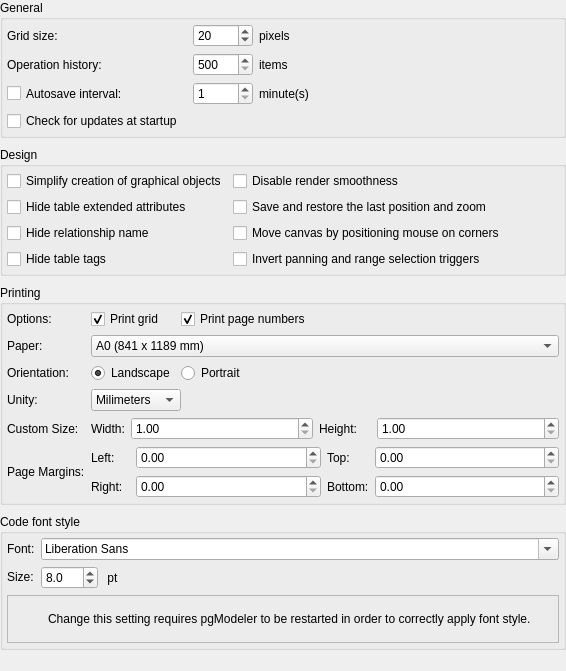
Old version of the form libpgmodeler_ui/ui/generalconfigwidget.ui in the repository pgmodeler/pgmodeler.
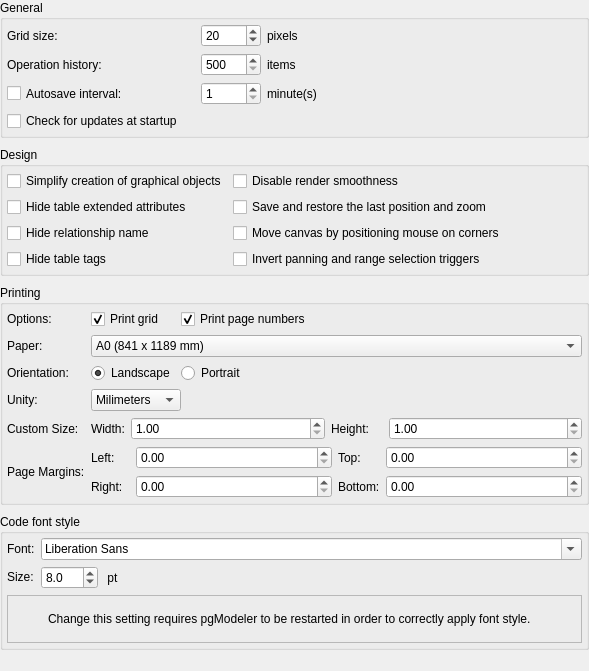
New version of the form. Icons and pictures are not drawn.

```diff
--- a/libpgmodeler_ui/ui/generalconfigwidget.ui
+++ b/libpgmodeler_ui/ui/generalconfigwidget.ui
@@ -6,7 +6,7 @@
    <rect>
     <x>0</x>
     <y>0</y>
-    <width>566</width>
+    <width>589</width>
     <height>671</height>
    </rect>
   </property>
@@ -35,12 +35,12 @@
    <property name="spacing">
     <number>9</number>
    </property>
-   <item row="0" column="0">
-    <widget class="QGroupBox" name="groupBox">
+   <item row="3" column="0">
+    <widget class="QGroupBox" name="code_font_gb">
      <property name="title">
-      <string>General</string>
+      <string>Code font style</string>
      </property>
-     <layout class="QGridLayout" name="gridLayout_2">
+     <layout class="QGridLayout" name="gridLayout_5">
       <property name="leftMargin">
        <number>4</number>
       </property>
@@ -53,243 +53,174 @@
       <property name="bottomMargin">
        <number>4</number>
       </property>
-      <item row="4" column="0">
-       <widget class="QCheckBox" name="check_upd_chk">
-        <property name="toolTip">
-         <string>Check if there is a new version on server</string>
+      <item row="2" column="0" colspan="2">
+       <widget class="QFrame" name="info_frm">
+        <property name="sizePolicy">
+         <sizepolicy hsizetype="Preferred" vsizetype="Fixed">
+          <horstretch>0</horstretch>
+          <verstretch>0</verstretch>
+         </sizepolicy>
         </property>
-        <property name="text">
-         <string>Check for updates at startup</string>
+        <property name="minimumSize">
+         <size>
+          <width>0</width>
+          <height>48</height>
+         </size>
         </property>
-        <property name="checked">
-         <bool>false</bool>
+        <property name="frameShape">
+         <enum>QFrame::StyledPanel</enum>
         </property>
+        <property name="frameShadow">
+         <enum>QFrame::Raised</enum>
+        </property>
+        <layout class="QGridLayout" name="gridLayout_4">
+         <property name="leftMargin">
+          <number>2</number>
+         </property>
+         <property name="topMargin">
+          <number>2</number>
+         </property>
+         <property name="rightMargin">
+          <number>2</number>
+         </property>
+         <property name="bottomMargin">
+          <number>2</number>
+         </property>
+         <item row="0" column="0">
+          <widget class="QLabel" name="label_2">
+           <property name="minimumSize">
+            <size>
+             <width>32</width>
+             <height>32</height>
+            </size>
+           </property>
+           <property name="maximumSize">
+            <size>
+             <width>32</width>
+             <height>32</height>
+            </size>
+           </property>
+           <property name="text">
+            <string/>
+           </property>
+           <property name="textFormat">
+            <enum>Qt::AutoText</enum>
+           </property>
+           <property name="pixmap">
+            <pixmap resource="../res/resources.qrc">:/icones/icones/msgbox_info.png</pixmap>
+           </property>
+          </widget>
+         </item>
+         <item row="0" column="1">
+          <widget class="QLabel" name="label_3">
+           <property name="font">
+            <font>
+             <weight>50</weight>
+             <italic>false</italic>
+             <bold>false</bold>
+             <underline>false</underline>
+             <strikeout>false</strikeout>
+             <kerning>true</kerning>
+            </font>
+           </property>
+           <property name="text">
+            <string>&lt;html&gt;&lt;head/&gt;&lt;body&gt;&lt;p&gt;Change this setting requires pgModeler to be restarted in order to correctly apply font style.&lt;/p&gt;&lt;/body&gt;&lt;/html&gt;</string>
+           </property>
+           <property name="wordWrap">
+            <bool>true</bool>
+           </property>
+           <property name="openExternalLinks">
+            <bool>true</bool>
+           </property>
+          </widget>
+         </item>
+        </layout>
        </widget>
       </item>
       <item row="1" column="0">
-       <widget class="QLabel" name="grid_size_lbl">
+       <widget class="QLabel" name="font_lbl_2">
         <property name="sizePolicy">
-         <sizepolicy hsizetype="Preferred" vsizetype="Preferred">
+         <sizepolicy hsizetype="Preferred" vsizetype="Fixed">
           <horstretch>0</horstretch>
           <verstretch>0</verstretch>
          </sizepolicy>
         </property>
-        <property name="minimumSize">
-         <size>
-          <width>120</width>
-          <height>0</height>
-         </size>
-        </property>
         <property name="text">
-         <string>Grid size:</string>
+         <string>Size:</string>
         </property>
        </widget>
       </item>
-      <item row="2" column="0">
-       <widget class="QLabel" name="oplist_size_lbl">
-        <property name="sizePolicy">
-         <sizepolicy hsizetype="Preferred" vsizetype="Preferred">
-          <horstretch>0</horstretch>
-          <verstretch>0</verstretch>
-         </sizepolicy>
-        </property>
-        <property name="minimumSize">
-         <size>
-          <width>120</width>
-          <height>0</height>
-         </size>
-        </property>
-        <property name="text">
-         <string>Operation history:</string>
-        </property>
-       </widget>
-      </item>
-      <item row="3" column="0">
-       <widget class="QCheckBox" name="autosave_interv_chk">
-        <property name="sizePolicy">
-         <sizepolicy hsizetype="Preferred" vsizetype="Preferred">
-          <horstretch>0</horstretch>
-          <verstretch>0</verstretch>
-         </sizepolicy>
-        </property>
-        <property name="minimumSize">
-         <size>
-          <width>160</width>
-          <height>0</height>
-         </size>
-        </property>
-        <property name="toolTip">
-         <string>The opened models will be saved periodically</string>
-        </property>
-        <property name="text">
-         <string>Autosave interval:</string>
-        </property>
-       </widget>
-      </item>
-      <item row="3" column="1" colspan="2">
-       <layout class="QHBoxLayout" name="horizontalLayout_2">
+      <item row="1" column="1">
+       <layout class="QHBoxLayout" name="horizontalLayout_5">
         <item>
-         <widget class="QSpinBox" name="autosave_interv_spb">
-          <property name="sizePolicy">
-           <sizepolicy hsizetype="Preferred" vsizetype="Fixed">
-            <horstretch>0</horstretch>
-            <verstretch>0</verstretch>
-           </sizepolicy>
-          </property>
-          <property name="minimumSize">
-           <size>
-            <width>60</width>
-            <height>0</height>
-           </size>
-          </property>
-          <property name="minimum">
+         <widget class="QDoubleSpinBox" name="font_size_spb">
+          <property name="decimals">
            <number>1</number>
           </property>
-          <property name="maximum">
-           <number>30</number>
-          </property>
-         </widget>
-        </item>
-        <item>
-         <widget class="QLabel" name="min_lbl">
-          <property name="sizePolicy">
-           <sizepolicy hsizetype="Expanding" vsizetype="Preferred">
-            <horstretch>0</horstretch>
-            <verstretch>0</verstretch>
-           </sizepolicy>
-          </property>
-          <property name="minimumSize">
-           <size>
-            <width>50</width>
-            <height>0</height>
-           </size>
-          </property>
-          <property name="maximumSize">
-           <size>
-            <width>16777215</width>
-            <height>16777215</height>
-           </size>
-          </property>
-          <property name="text">
-           <string>minute(s)</string>
-          </property>
-         </widget>
-        </item>
-       </layout>
-      </item>
-      <item row="2" column="1" colspan="2">
-       <layout class="QHBoxLayout" name="horizontalLayout_3">
-        <item>
-         <widget class="QSpinBox" name="oplist_size_spb">
-          <property name="sizePolicy">
-           <sizepolicy hsizetype="Minimum" vsizetype="Fixed">
-            <horstretch>0</horstretch>
-            <verstretch>0</verstretch>
-           </sizepolicy>
-          </property>
-          <property name="minimumSize">
-           <size>
-            <width>60</width>
-            <height>0</height>
-           </size>
-          </property>
           <property name="minimum">
-           <number>500</number>
+           <double>5.000000000000000</double>
           </property>
           <property name="maximum">
-           <number>1000</number>
-          </property>
-         </widget>
-        </item>
-        <item>
-         <widget class="QLabel" name="items_lbl">
-          <property name="sizePolicy">
-           <sizepolicy hsizetype="Expanding" vsizetype="Preferred">
-            <horstretch>0</horstretch>
-            <verstretch>0</verstretch>
-           </sizepolicy>
-          </property>
-          <property name="minimumSize">
-           <size>
-            <width>50</width>
-            <height>0</height>
-           </size>
-          </property>
-          <property name="maximumSize">
-           <size>
-            <width>16777215</width>
-            <height>16777215</height>
-           </size>
-          </property>
-          <property name="text">
-           <string>items</string>
-          </property>
-         </widget>
-        </item>
-       </layout>
-      </item>
-      <item row="1" column="1" colspan="2">
-       <layout class="QHBoxLayout" name="horizontalLayout_4">
-        <item>
-         <widget class="QSpinBox" name="grid_size_spb">
-          <property name="sizePolicy">
-           <sizepolicy hsizetype="Minimum" vsizetype="Fixed">
-            <horstretch>0</horstretch>
-            <verstretch>0</verstretch>
-           </sizepolicy>
-          </property>
-          <property name="minimumSize">
-           <size>
-            <width>60</width>
-            <height>0</height>
-           </size>
-          </property>
-          <property name="minimum">
-           <number>10</number>
-          </property>
-          <property name="maximum">
-           <number>100</number>
+           <double>100.000000000000000</double>
           </property>
           <property name="singleStep">
-           <number>1</number>
+           <double>0.500000000000000</double>
           </property>
           <property name="value">
-           <number>20</number>
+           <double>8.000000000000000</double>
           </property>
          </widget>
         </item>
         <item>
-         <widget class="QLabel" name="pixels_lbl">
-          <property name="sizePolicy">
-           <sizepolicy hsizetype="Expanding" vsizetype="Preferred">
-            <horstretch>0</horstretch>
-            <verstretch>0</verstretch>
-           </sizepolicy>
-          </property>
-          <property name="minimumSize">
-           <size>
-            <width>50</width>
-            <height>0</height>
-           </size>
-          </property>
-          <property name="maximumSize">
-           <size>
-            <width>16777215</width>
-            <height>16777215</height>
-           </size>
-          </property>
+         <widget class="QLabel" name="unity_lbl">
           <property name="text">
-           <string>pixels</string>
+           <string> pt</string>
           </property>
          </widget>
         </item>
+        <item>
+         <spacer name="horizontalSpacer">
+          <property name="orientation">
+           <enum>Qt::Horizontal</enum>
+          </property>
+          <property name="sizeHint" stdset="0">
+           <size>
+            <width>40</width>
+            <height>20</height>
+           </size>
+          </property>
+         </spacer>
+        </item>
        </layout>
       </item>
+      <item row="0" column="0">
+       <widget class="QLabel" name="font_lbl">
+        <property name="sizePolicy">
+         <sizepolicy hsizetype="Preferred" vsizetype="Fixed">
+          <horstretch>0</horstretch>
+          <verstretch>0</verstretch>
+         </sizepolicy>
+        </property>
+        <property name="text">
+         <string>Font:</string>
+        </property>
+       </widget>
+      </item>
+      <item row="0" column="1">
+       <widget class="QFontComboBox" name="font_cmb">
+        <property name="sizePolicy">
+         <sizepolicy hsizetype="Expanding" vsizetype="Fixed">
+          <horstretch>0</horstretch>
+          <verstretch>0</verstretch>
+         </sizepolicy>
+        </property>
+       </widget>
+      </item>
      </layout>
     </widget>
    </item>
    <item row="2" column="0">
-    <widget class="QGroupBox" name="groupBox_2">
+    <widget class="QGroupBox" name="printing_gb">
      <property name="title">
       <string>Printing</string>
      </property>
@@ -825,205 +756,8 @@
      </layout>
     </widget>
    </item>
-   <item row="3" column="0">
-    <widget class="QGroupBox" name="groupBox_3">
-     <property name="title">
-      <string>Code font style</string>
-     </property>
-     <layout class="QGridLayout" name="gridLayout_5">
-      <property name="leftMargin">
-       <number>4</number>
-      </property>
-      <property name="topMargin">
-       <number>4</number>
-      </property>
-      <property name="rightMargin">
-       <number>4</number>
-      </property>
-      <property name="bottomMargin">
-       <number>4</number>
-      </property>
-      <item row="2" column="0" colspan="2">
-       <widget class="QFrame" name="info_frm">
-        <property name="sizePolicy">
-         <sizepolicy hsizetype="Preferred" vsizetype="Fixed">
-          <horstretch>0</horstretch>
-          <verstretch>0</verstretch>
-         </sizepolicy>
-        </property>
-        <property name="minimumSize">
-         <size>
-          <width>0</width>
-          <height>48</height>
-         </size>
-        </property>
-        <property name="frameShape">
-         <enum>QFrame::StyledPanel</enum>
-        </property>
-        <property name="frameShadow">
-         <enum>QFrame::Raised</enum>
-        </property>
-        <layout class="QGridLayout" name="gridLayout_4">
-         <property name="leftMargin">
-          <number>2</number>
-         </property>
-         <property name="topMargin">
-          <number>2</number>
-         </property>
-         <property name="rightMargin">
-          <number>2</number>
-         </property>
-         <property name="bottomMargin">
-          <number>2</number>
-         </property>
-         <item row="0" column="0">
-          <widget class="QLabel" name="label_2">
-           <property name="minimumSize">
-            <size>
-             <width>32</width>
-             <height>32</height>
-            </size>
-           </property>
-           <property name="maximumSize">
-            <size>
-             <width>32</width>
-             <height>32</height>
-            </size>
-           </property>
-           <property name="text">
-            <string/>
-           </property>
-           <property name="textFormat">
-            <enum>Qt::AutoText</enum>
-           </property>
-           <property name="pixmap">
-            <pixmap resource="../res/resources.qrc">:/icones/icones/msgbox_info.png</pixmap>
-           </property>
-          </widget>
-         </item>
-         <item row="0" column="1">
-          <widget class="QLabel" name="label_3">
-           <property name="font">
-            <font>
-             <weight>50</weight>
-             <italic>false</italic>
-             <bold>false</bold>
-             <underline>false</underline>
-             <strikeout>false</strikeout>
-             <kerning>true</kerning>
-            </font>
-           </property>
-           <property name="text">
-            <string>&lt;html&gt;&lt;head/&gt;&lt;body&gt;&lt;p&gt;Change this setting requires pgModeler to be restarted in order to correctly apply font style.&lt;/p&gt;&lt;/body&gt;&lt;/html&gt;</string>
-           </property>
-           <property name="wordWrap">
-            <bool>true</bool>
-           </property>
-           <property name="openExternalLinks">
-            <bool>true</bool>
-           </property>
-          </widget>
-         </item>
-        </layout>
-       </widget>
-      </item>
-      <item row="1" column="0">
-       <widget class="QLabel" name="font_lbl_2">
-        <property name="sizePolicy">
-         <sizepolicy hsizetype="Preferred" vsizetype="Fixed">
-          <horstretch>0</horstretch>
-          <verstretch>0</verstretch>
-         </sizepolicy>
-        </property>
-        <property name="text">
-         <string>Size:</string>
-        </property>
-       </widget>
-      </item>
-      <item row="1" column="1">
-       <layout class="QHBoxLayout" name="horizontalLayout_5">
-        <item>
-         <widget class="QDoubleSpinBox" name="font_size_spb">
-          <property name="decimals">
-           <number>1</number>
-          </property>
-          <property name="minimum">
-           <double>5.000000000000000</double>
-          </property>
-          <property name="maximum">
-           <double>100.000000000000000</double>
-          </property>
-          <property name="singleStep">
-           <double>0.500000000000000</double>
-          </property>
-          <property name="value">
-           <double>8.000000000000000</double>
-          </property>
-         </widget>
-        </item>
-        <item>
-         <widget class="QLabel" name="unity_lbl">
-          <property name="text">
-           <string> pt</string>
-          </property>
-         </widget>
-        </item>
-        <item>
-         <spacer name="horizontalSpacer">
-          <property name="orientation">
-           <enum>Qt::Horizontal</enum>
-          </property>
-          <property name="sizeHint" stdset="0">
-           <size>
-            <width>40</width>
-            <height>20</height>
-           </size>
-          </property>
-         </spacer>
-        </item>
-       </layout>
-      </item>
-      <item row="0" column="0">
-       <widget class="QLabel" name="font_lbl">
-        <property name="sizePolicy">
-         <sizepolicy hsizetype="Preferred" vsizetype="Fixed">
-          <horstretch>0</horstretch>
-          <verstretch>0</verstretch>
-         </sizepolicy>
-        </property>
-        <property name="text">
-         <string>Font:</string>
-        </property>
-       </widget>
-      </item>
-      <item row="0" column="1">
-       <widget class="QFontComboBox" name="font_cmb">
-        <property name="sizePolicy">
-         <sizepolicy hsizetype="Expanding" vsizetype="Fixed">
-          <horstretch>0</horstretch>
-          <verstretch>0</verstretch>
-         </sizepolicy>
-        </property>
-       </widget>
-      </item>
-     </layout>
-    </widget>
-   </item>
-   <item row="4" column="0">
-    <spacer name="verticalSpacer_3">
-     <property name="orientation">
-      <enum>Qt::Vertical</enum>
-     </property>
-     <property name="sizeHint" stdset="0">
-      <size>
-       <width>20</width>
-       <height>30</height>
-      </size>
-     </property>
-    </spacer>
-   </item>
    <item row="1" column="0">
-    <widget class="QGroupBox" name="groupBox_4">
+    <widget class="QGroupBox" name="design_gb">
      <property name="title">
       <string>Design</string>
      </property>
@@ -1040,73 +774,6 @@
       <property name="bottomMargin">
        <number>4</number>
       </property>
-      <item row="0" column="0">
-       <widget class="QCheckBox" name="simple_obj_creation_chk">
-        <property name="sizePolicy">
-         <sizepolicy hsizetype="Preferred" vsizetype="Fixed">
-          <horstretch>0</horstretch>
-          <verstretch>0</verstretch>
-         </sizepolicy>
-        </property>
-        <property name="toolTip">
-         <string>Graphical objects (table, views and textboxes) will be created in a single step without the need to click on canvas </string>
-        </property>
-        <property name="text">
-         <string>Simplify creation of graphical objects</string>
-        </property>
-        <property name="checked">
-         <bool>false</bool>
-        </property>
-       </widget>
-      </item>
-      <item row="2" column="0">
-       <widget class="QCheckBox" name="hide_rel_name_chk">
-        <property name="sizePolicy">
-         <sizepolicy hsizetype="Preferred" vsizetype="Fixed">
-          <horstretch>0</horstretch>
-          <verstretch>0</verstretch>
-         </sizepolicy>
-        </property>
-        <property name="toolTip">
-         <string>Hide the object that represents the relationship name</string>
-        </property>
-        <property name="text">
-         <string>Hide relationship name</string>
-        </property>
-       </widget>
-      </item>
-      <item row="0" column="1">
-       <widget class="QCheckBox" name="disable_smooth_chk">
-        <property name="sizePolicy">
-         <sizepolicy hsizetype="Expanding" vsizetype="Fixed">
-          <horstretch>0</horstretch>
-          <verstretch>0</verstretch>
-         </sizepolicy>
-        </property>
-        <property name="toolTip">
-         <string>Disable antialiasing for lines and texts improving performance on huge models (requires restart)</string>
-        </property>
-        <property name="text">
-         <string>Disable render smoothness</string>
-        </property>
-       </widget>
-      </item>
-      <item row="1" column="0">
-       <widget class="QCheckBox" name="hide_ext_attribs_chk">
-        <property name="sizePolicy">
-         <sizepolicy hsizetype="Preferred" vsizetype="Fixed">
-          <horstretch>0</horstretch>
-          <verstretch>0</verstretch>
-         </sizepolicy>
-        </property>
-        <property name="toolTip">
-         <string>Hide the portion of table which represent triggers, indexes and rules</string>
-        </property>
-        <property name="text">
-         <string>Hide table extended attributes</string>
-        </property>
-       </widget>
-      </item>
       <item row="3" column="0">
        <widget class="QCheckBox" name="hide_table_tags_chk">
         <property name="sizePolicy">
@@ -1123,6 +790,25 @@
         </property>
        </widget>
       </item>
+      <item row="3" column="1">
+       <widget class="QCheckBox" name="invert_pan_range_chk">
+        <property name="sizePolicy">
+         <sizepolicy hsizetype="Expanding" vsizetype="Fixed">
+          <horstretch>0</horstretch>
+          <verstretch>0</verstretch>
+         </sizepolicy>
+        </property>
+        <property name="toolTip">
+         <string>By default panning mode is triggered with left click and range selection with Shift + left click.</string>
+        </property>
+        <property name="text">
+         <string>Invert panning and range selection triggers</string>
+        </property>
+        <property name="checked">
+         <bool>false</bool>
+        </property>
+       </widget>
+      </item>
       <item row="1" column="1">
        <widget class="QCheckBox" name="save_last_pos_chk">
         <property name="sizePolicy">
@@ -1139,6 +825,57 @@
         </property>
        </widget>
       </item>
+      <item row="1" column="0">
+       <widget class="QCheckBox" name="hide_ext_attribs_chk">
+        <property name="sizePolicy">
+         <sizepolicy hsizetype="Preferred" vsizetype="Fixed">
+          <horstretch>0</horstretch>
+          <verstretch>0</verstretch>
+         </sizepolicy>
+        </property>
+        <property name="toolTip">
+         <string>Hide the portion of table which represent triggers, indexes and rules</string>
+        </property>
+        <property name="text">
+         <string>Hide table extended attributes</string>
+        </property>
+       </widget>
+      </item>
+      <item row="2" column="0">
+       <widget class="QCheckBox" name="hide_rel_name_chk">
+        <property name="sizePolicy">
+         <sizepolicy hsizetype="Preferred" vsizetype="Fixed">
+          <horstretch>0</horstretch>
+          <verstretch>0</verstretch>
+         </sizepolicy>
+        </property>
+        <property name="toolTip">
+         <string>Hide the object that represents the relationship name</string>
+        </property>
+        <property name="text">
+         <string>Hide relationship name</string>
+        </property>
+       </widget>
+      </item>
+      <item row="0" column="0">
+       <widget class="QCheckBox" name="simple_obj_creation_chk">
+        <property name="sizePolicy">
+         <sizepolicy hsizetype="Preferred" vsizetype="Fixed">
+          <horstretch>0</horstretch>
+          <verstretch>0</verstretch>
+         </sizepolicy>
+        </property>
+        <property name="toolTip">
+         <string>Graphical objects (table, views and textboxes) will be created in a single step without the need to click on canvas </string>
+        </property>
+        <property name="text">
+         <string>Simplify creation of graphical objects</string>
+        </property>
+        <property name="checked">
+         <bool>false</bool>
+        </property>
+       </widget>
+      </item>
       <item row="2" column="1">
        <widget class="QCheckBox" name="corner_move_chk">
         <property name="sizePolicy">
@@ -1158,8 +895,8 @@
         </property>
        </widget>
       </item>
-      <item row="3" column="1">
-       <widget class="QCheckBox" name="invert_pan_range_chk">
+      <item row="0" column="1">
+       <widget class="QCheckBox" name="disable_smooth_chk">
         <property name="sizePolicy">
          <sizepolicy hsizetype="Expanding" vsizetype="Fixed">
           <horstretch>0</horstretch>
@@ -1167,19 +904,282 @@
          </sizepolicy>
         </property>
         <property name="toolTip">
-         <string>By default panning mode is triggered with left click and range selection with Shift + left click.</string>
+         <string>Disable antialiasing for lines and texts improving performance on huge models (requires restart)</string>
         </property>
         <property name="text">
-         <string>Invert panning and range selection triggers</string>
+         <string>Disable render smoothness</string>
+        </property>
+       </widget>
+      </item>
+     </layout>
+    </widget>
+   </item>
+   <item row="0" column="0">
+    <widget class="QGroupBox" name="general_gb">
+     <property name="title">
+      <string>General</string>
+     </property>
+     <layout class="QGridLayout" name="gridLayout_2">
+      <property name="leftMargin">
+       <number>4</number>
+      </property>
+      <property name="topMargin">
+       <number>4</number>
+      </property>
+      <property name="rightMargin">
+       <number>4</number>
+      </property>
+      <property name="bottomMargin">
+       <number>4</number>
+      </property>
+      <item row="1" column="1" colspan="2">
+       <layout class="QHBoxLayout" name="horizontalLayout_4">
+        <item>
+         <widget class="QSpinBox" name="grid_size_spb">
+          <property name="sizePolicy">
+           <sizepolicy hsizetype="Minimum" vsizetype="Fixed">
+            <horstretch>0</horstretch>
+            <verstretch>0</verstretch>
+           </sizepolicy>
+          </property>
+          <property name="minimumSize">
+           <size>
+            <width>60</width>
+            <height>0</height>
+           </size>
+          </property>
+          <property name="minimum">
+           <number>10</number>
+          </property>
+          <property name="maximum">
+           <number>100</number>
+          </property>
+          <property name="singleStep">
+           <number>1</number>
+          </property>
+          <property name="value">
+           <number>20</number>
+          </property>
+         </widget>
+        </item>
+        <item>
+         <widget class="QLabel" name="pixels_lbl">
+          <property name="sizePolicy">
+           <sizepolicy hsizetype="Expanding" vsizetype="Preferred">
+            <horstretch>0</horstretch>
+            <verstretch>0</verstretch>
+           </sizepolicy>
+          </property>
+          <property name="minimumSize">
+           <size>
+            <width>50</width>
+            <height>0</height>
+           </size>
+          </property>
+          <property name="maximumSize">
+           <size>
+            <width>16777215</width>
+            <height>16777215</height>
+           </size>
+          </property>
+          <property name="text">
+           <string>pixels</string>
+          </property>
+         </widget>
+        </item>
+       </layout>
+      </item>
+      <item row="3" column="1" colspan="2">
+       <layout class="QHBoxLayout" name="horizontalLayout_2">
+        <item>
+         <widget class="QSpinBox" name="autosave_interv_spb">
+          <property name="sizePolicy">
+           <sizepolicy hsizetype="Preferred" vsizetype="Fixed">
+            <horstretch>0</horstretch>
+            <verstretch>0</verstretch>
+           </sizepolicy>
+          </property>
+          <property name="minimumSize">
+           <size>
+            <width>60</width>
+            <height>0</height>
+           </size>
+          </property>
+          <property name="minimum">
+           <number>1</number>
+          </property>
+          <property name="maximum">
+           <number>30</number>
+          </property>
+         </widget>
+        </item>
+        <item>
+         <widget class="QLabel" name="min_lbl">
+          <property name="sizePolicy">
+           <sizepolicy hsizetype="Expanding" vsizetype="Preferred">
+            <horstretch>0</horstretch>
+            <verstretch>0</verstretch>
+           </sizepolicy>
+          </property>
+          <property name="minimumSize">
+           <size>
+            <width>50</width>
+            <height>0</height>
+           </size>
+          </property>
+          <property name="maximumSize">
+           <size>
+            <width>16777215</width>
+            <height>16777215</height>
+           </size>
+          </property>
+          <property name="text">
+           <string>minute(s)</string>
+          </property>
+         </widget>
+        </item>
+       </layout>
+      </item>
+      <item row="1" column="0">
+       <widget class="QLabel" name="grid_size_lbl">
+        <property name="sizePolicy">
+         <sizepolicy hsizetype="Preferred" vsizetype="Preferred">
+          <horstretch>0</horstretch>
+          <verstretch>0</verstretch>
+         </sizepolicy>
+        </property>
+        <property name="minimumSize">
+         <size>
+          <width>120</width>
+          <height>0</height>
+         </size>
+        </property>
+        <property name="text">
+         <string>Grid size:</string>
+        </property>
+       </widget>
+      </item>
+      <item row="2" column="1" colspan="2">
+       <layout class="QHBoxLayout" name="horizontalLayout_3">
+        <item>
+         <widget class="QSpinBox" name="oplist_size_spb">
+          <property name="sizePolicy">
+           <sizepolicy hsizetype="Minimum" vsizetype="Fixed">
+            <horstretch>0</horstretch>
+            <verstretch>0</verstretch>
+           </sizepolicy>
+          </property>
+          <property name="minimumSize">
+           <size>
+            <width>60</width>
+            <height>0</height>
+           </size>
+          </property>
+          <property name="minimum">
+           <number>500</number>
+          </property>
+          <property name="maximum">
+           <number>1000</number>
+          </property>
+         </widget>
+        </item>
+        <item>
+         <widget class="QLabel" name="items_lbl">
+          <property name="sizePolicy">
+           <sizepolicy hsizetype="Expanding" vsizetype="Preferred">
+            <horstretch>0</horstretch>
+            <verstretch>0</verstretch>
+           </sizepolicy>
+          </property>
+          <property name="minimumSize">
+           <size>
+            <width>50</width>
+            <height>0</height>
+           </size>
+          </property>
+          <property name="maximumSize">
+           <size>
+            <width>16777215</width>
+            <height>16777215</height>
+           </size>
+          </property>
+          <property name="text">
+           <string>items</string>
+          </property>
+         </widget>
+        </item>
+       </layout>
+      </item>
+      <item row="4" column="0">
+       <widget class="QCheckBox" name="check_upd_chk">
+        <property name="toolTip">
+         <string>Check if there is a new version on server</string>
+        </property>
+        <property name="text">
+         <string>Check for updates at startup</string>
         </property>
         <property name="checked">
          <bool>false</bool>
         </property>
        </widget>
       </item>
+      <item row="2" column="0">
+       <widget class="QLabel" name="oplist_size_lbl">
+        <property name="sizePolicy">
+         <sizepolicy hsizetype="Preferred" vsizetype="Preferred">
+          <horstretch>0</horstretch>
+          <verstretch>0</verstretch>
+         </sizepolicy>
+        </property>
+        <property name="minimumSize">
+         <size>
+          <width>120</width>
+          <height>0</height>
+         </size>
+        </property>
+        <property name="text">
+         <string>Operation history:</string>
+        </property>
+       </widget>
+      </item>
+      <item row="3" column="0">
+       <widget class="QCheckBox" name="autosave_interv_chk">
+        <property name="sizePolicy">
+         <sizepolicy hsizetype="Preferred" vsizetype="Preferred">
+          <horstretch>0</horstretch>
+          <verstretch>0</verstretch>
+         </sizepolicy>
+        </property>
+        <property name="minimumSize">
+         <size>
+          <width>160</width>
+          <height>0</height>
+         </size>
+        </property>
+        <property name="toolTip">
+         <string>The opened models will be saved periodically</string>
+        </property>
+        <property name="text">
+         <string>Autosave interval:</string>
+        </property>
+       </widget>
+      </item>
      </layout>
     </widget>
    </item>
+   <item row="4" column="0">
+    <spacer name="verticalSpacer_3">
+     <property name="orientation">
+      <enum>Qt::Vertical</enum>
+     </property>
+     <property name="sizeHint" stdset="0">
+      <size>
+       <width>20</width>
+       <height>30</height>
+      </size>
+     </property>
+    </spacer>
+   </item>
   </layout>
  </widget>
  <tabstops>
```
